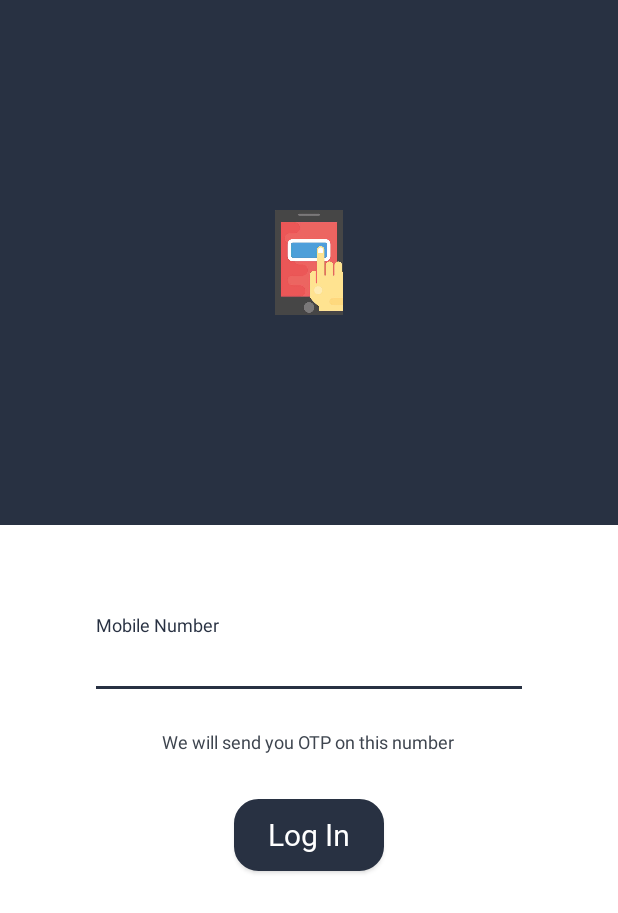
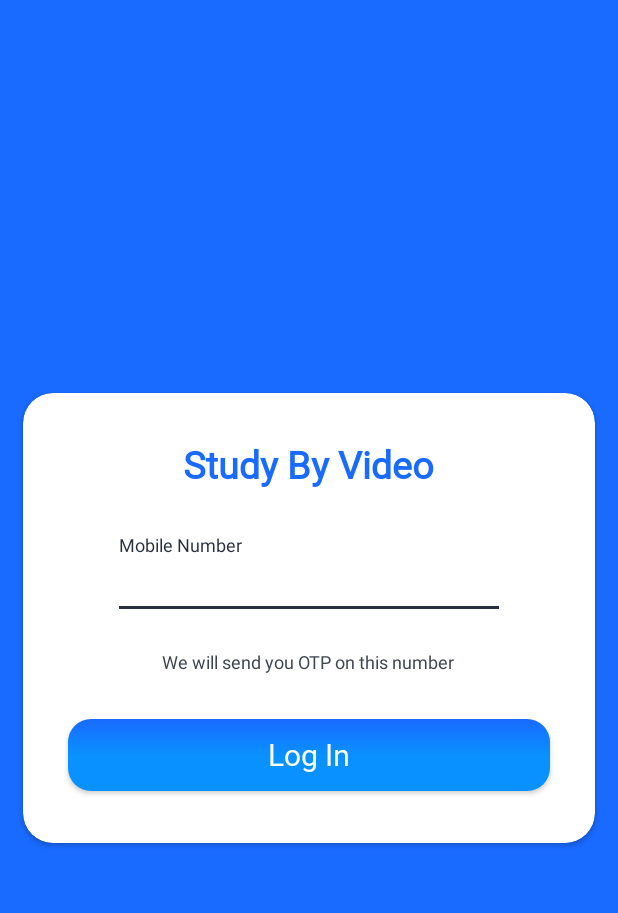
Before and after one commit to mjjoshi/StudyByVideo, an Android app: the screen it shows after launch (LoginActivity), on a phone screen of 412 x 824 dp. Shown: the top 913 px of the screen. Run offline under Robolectric (Android 15) with nearby library versions, the light colour scheme and no system bars; our stand-ins replace sdp/ssp sizes.

Commit message:
Chnges in Design Flow

```diff
--- /dev/null
+++ b/app/src/main/res/drawable/gradient_login.xml
@@ -0,0 +1,14 @@
+<?xml version="1.0" encoding="utf-8"?>
+<shape xmlns:android="http://schemas.android.com/apk/res/android" android:shape="rectangle" >
+
+    <gradient
+        android:angle="90"
+        android:centerColor="#0991FF"
+        android:endColor="#196AFF"
+        android:startColor="#0991FF"
+        android:type="linear" />
+
+    <corners
+        android:radius="15dp"/>
+
+</shape>
--- a/app/src/main/res/layout/activity_login.xml
+++ b/app/src/main/res/layout/activity_login.xml
@@ -1,48 +1,49 @@
 <?xml version="1.0" encoding="utf-8"?>
 <RelativeLayout xmlns:android="http://schemas.android.com/apk/res/android"
+    xmlns:app="http://schemas.android.com/apk/res-auto"
     android:layout_width="match_parent"
     android:layout_height="match_parent"
-    android:background="#fff"
+    android:background="#196AFF"
     android:orientation="vertical">
 
-    <LinearLayout
-        android:id="@+id/imgLogin"
+    <androidx.cardview.widget.CardView
         android:layout_width="match_parent"
-        android:layout_height="350dp"
-        android:background="@color/mobile_bg">
+        android:layout_height="300dp"
+        android:layout_centerInParent="true"
+        android:layout_margin="15dp"
+        android:foreground="@drawable/ripple"
+        app:cardCornerRadius="20dp"
+        app:cardElevation="2dp">
 
-        <androidx.appcompat.widget.AppCompatImageView
+        <RelativeLayout
             android:layout_width="match_parent"
-            android:layout_height="70dp"
+            android:layout_height="300dp"
+            android:orientation="vertical">
+
+            <androidx.appcompat.widget.AppCompatTextView
+                android:id="@+id/textMain"
+                android:layout_width="wrap_content"
+                android:layout_height="wrap_content"
+                android:layout_centerHorizontal="true"
                 android:layout_gravity="center"
-            android:src="@drawable/log">
+                android:layout_marginTop="30dp"
+                android:fontFamily="@font/bold"
+                android:text="Study By Video"
+                android:textColor="#196AFF"
+                android:textSize="@dimen/_25sdp"
+                android:textStyle="bold">
 
-        </androidx.appcompat.widget.AppCompatImageView>
-
-    </LinearLayout>
-
-
-    <!--    <androidx.appcompat.widget.AppCompatTextView-->
-    <!--        android:id="@+id/txtTitle"-->
-    <!--        android:layout_width="wrap_content"-->
-    <!--        android:layout_height="wrap_content"-->
-    <!--        android:layout_margin="@dimen/_60sdp"-->
-    <!--        android:fontFamily="@font/bold"-->
-    <!--        android:text="@string/login"-->
-    <!--        android:textAllCaps="true"-->
-    <!--        android:textColor="@color/colorAccent"-->
-    <!--        android:textSize="@dimen/_30sdp">-->
-
-    <!--    </androidx.appcompat.widget.AppCompatTextView>-->
+            </androidx.appcompat.widget.AppCompatTextView>
 
 
             <com.google.android.material.textfield.TextInputLayout
                 android:id="@+id/emailTextInput"
                 android:layout_width="match_parent"
                 android:layout_height="wrap_content"
-        android:layout_below="@+id/imgLogin"
+                android:layout_below="@+id/textMain"
+                android:layout_gravity="center"
                 android:layout_marginStart="@dimen/_60sdp"
-        android:layout_marginTop="@dimen/_60sdp"
+                android:layout_marginTop="@dimen/dimen_30dp"
                 android:layout_marginEnd="@dimen/_60sdp">
 
                 <androidx.appcompat.widget.AppCompatEditText
@@ -63,6 +64,7 @@
                 android:layout_height="wrap_content"
                 android:layout_below="@+id/emailTextInput"
                 android:layout_centerInParent="true"
+                android:layout_gravity="center"
                 android:layout_marginTop="@dimen/_20dp"
                 android:text="@string/otpmessage"
                 android:textColor="@color/backgroundColor"
@@ -72,19 +74,26 @@
 
             <androidx.appcompat.widget.AppCompatButton
                 android:id="@+id/login"
-        android:layout_width="@dimen/_100sdp"
+                android:layout_width="match_parent"
                 android:layout_height="wrap_content"
                 android:layout_below="@+id/txtOtp"
                 android:layout_centerInParent="true"
+                android:layout_gravity="center"
+                android:layout_marginLeft="@dimen/dimen_30dp"
                 android:layout_marginTop="@dimen/_30sdp"
-        android:background="@drawable/theme_fill_bg"
+                android:layout_marginRight="@dimen/dimen_30dp"
+                android:layout_marginBottom="@dimen/dimen_10dp"
+                android:background="@drawable/gradient_login"
                 android:fontFamily="@font/bold"
-        android:gravity="center"
-        android:textSize="@dimen/_20dp"
+                android:text="@string/log_in"
+                android:textAllCaps="false"
                 android:textColor="@color/color_white"
-        android:text="@string/log_in"
-        android:textAllCaps="false">
+                android:textSize="@dimen/_20dp">
 
             </androidx.appcompat.widget.AppCompatButton>
+        </RelativeLayout>
+
+    </androidx.cardview.widget.CardView>
+
 
 </RelativeLayout>
```
Also changed, not shown: app/src/main/res/drawable/Image1.jpg (added). Lines whose indentation alone changed are shown as unchanged.
